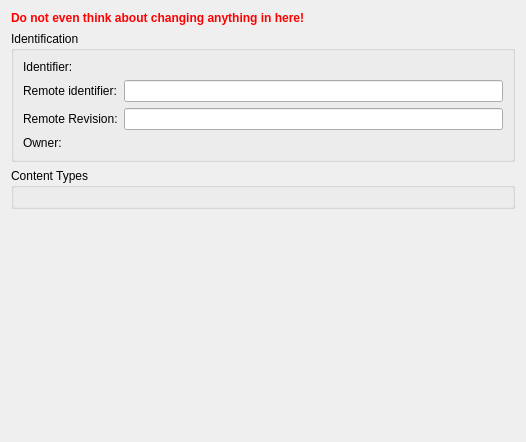
chusopr/kdepim-ktimetracker-akonadi, file akonadiconsole/collectioninternalspage.ui: the form before one commit.
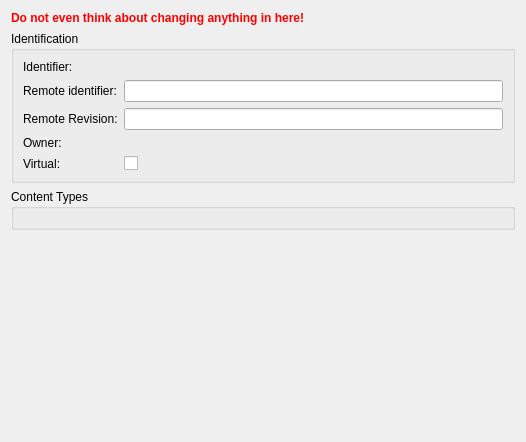
The form after the commit. Custom widgets are drawn as their Qt base class.

Commit message: Add UI for collections VIRTUAL flag to AkonadiConsole

What changed in the file:
```diff
--- a/akonadiconsole/collectioninternalspage.ui
+++ b/akonadiconsole/collectioninternalspage.ui
@@ -82,6 +82,21 @@
       <item row="2" column="2">
        <widget class="KLineEdit" name="rrevEdit"/>
       </item>
+      <item row="4" column="0">
+        <widget class="QLabel" name="label_5">
+          <property name="text">
+            <string>Virtual:</string>
+          </property>
+          <property name="buddy">
+            <cstring>virtCheck</cstring>
+          </property>
+        </widget>
+      </item>
+      <item row="4" column="2">
+        <widget class="QCheckBox" name="virtCheck">
+          <property name="checked">false</property>
+        </widget>
+      </item>
      </layout>
     </widget>
    </item>
```
The commit also changes 1 other file.
